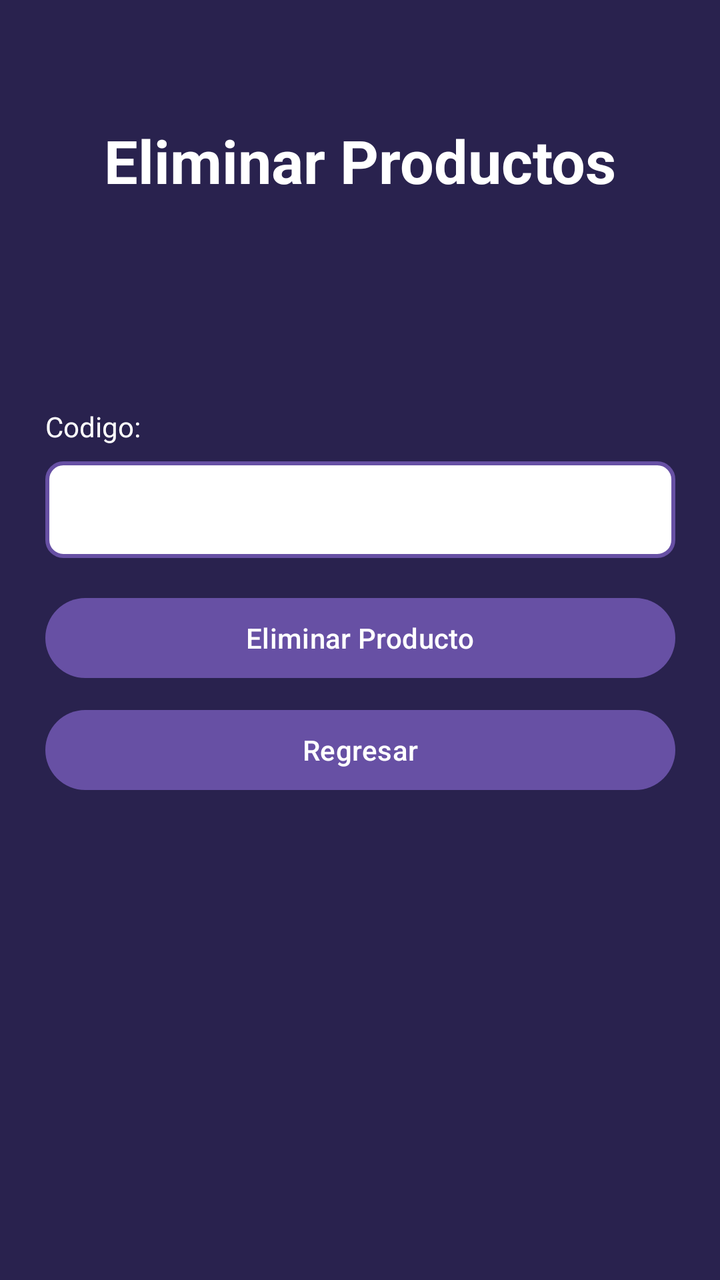
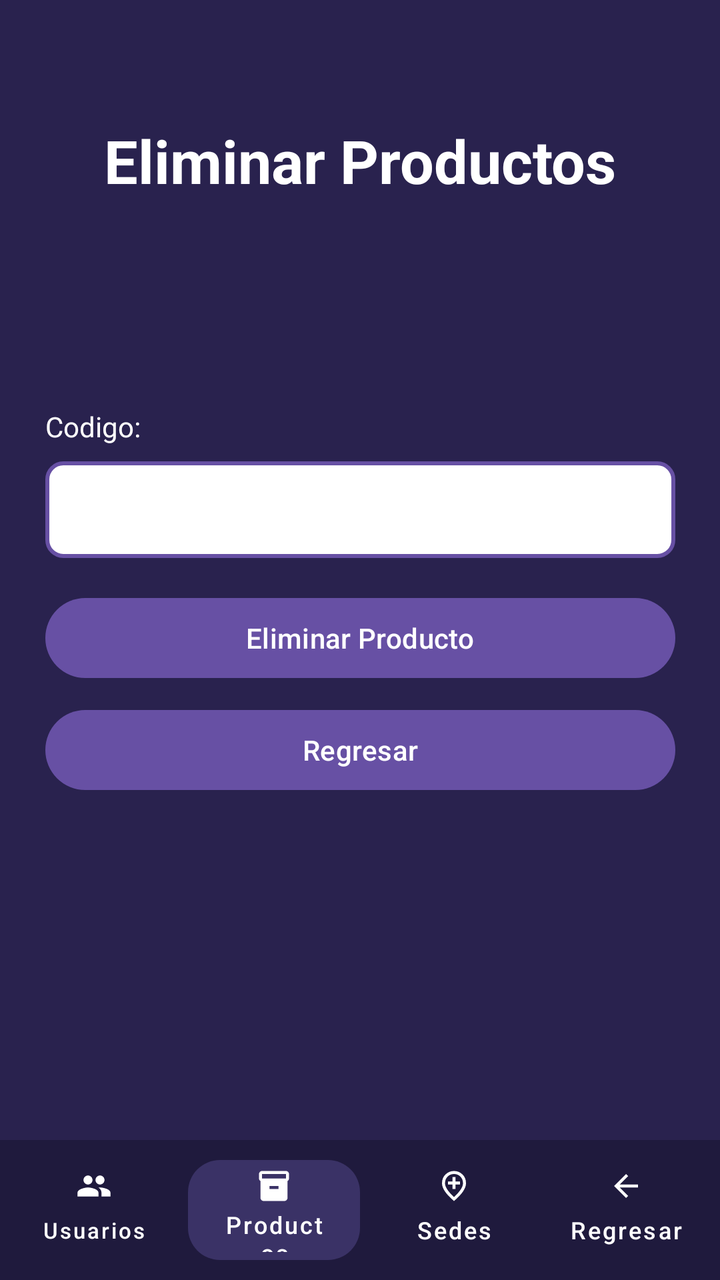

The first picture is an Android layout as it rendered before a commit; the second is the same layout after the commit. The layout source and the unified diff follow.
<!-- AndroidManifest.xml: application theme Theme.AlcamenProyectoFinal -->
<!-- res/layout/activity_frm_eliminar_productos.xml -->
<?xml version="1.0" encoding="utf-8"?>
<androidx.constraintlayout.widget.ConstraintLayout xmlns:android="http://schemas.android.com/apk/res/android"
    xmlns:app="http://schemas.android.com/apk/res-auto"
    xmlns:tools="http://schemas.android.com/tools"
    android:id="@+id/main"
    android:background="#29224E" android:layout_width="match_parent"
    android:layout_height="match_parent"
    tools:context=".Vista.frmEliminarProductos">

    <TextView
        android:id="@+id/tvTituloEliminar"
        android:layout_width="wrap_content"
        android:layout_height="wrap_content"
        android:text="Eliminar Productos"
        android:textColor="#FFFFFF"
        android:textSize="30sp"
        android:textStyle="bold"
        android:layout_marginTop="60dp"
        app:layout_constraintEnd_toEndOf="parent"
        app:layout_constraintStart_toStartOf="parent"
        app:layout_constraintTop_toTopOf="parent" />

    <LinearLayout
        android:layout_width="315dp"
        android:layout_height="wrap_content"
        android:orientation="vertical"
        app:layout_constraintBottom_toBottomOf="parent"
        app:layout_constraintEnd_toEndOf="parent"
        app:layout_constraintStart_toStartOf="parent"
        app:layout_constraintTop_toBottomOf="@+id/tvTituloEliminar"
        app:layout_constraintVertical_bias="0.3">

        <TextView
            android:id="@+id/textView19"
            android:layout_width="match_parent"
            android:layout_height="wrap_content"
            android:text="Codigo:"
            android:textColor="#FFFFFF" android:textSize="14sp"
            android:layout_marginBottom="4dp" />

        <EditText
            android:id="@+id/txtCodigoProductoEliminar"
            android:layout_width="match_parent"
            android:layout_height="wrap_content"
            android:ems="10"
            android:inputType="text"
            android:background="@drawable/input_border"
            android:padding="12dp"
            android:layout_marginTop="4dp"
            android:layout_marginBottom="16dp" />


        <Button
            android:id="@+id/button35"
            android:layout_width="match_parent"
            android:layout_height="wrap_content"
            android:onClick="btnEliminarProducto"
            android:text="Eliminar Producto"
            android:layout_marginBottom="8dp" />

        <Button
            android:id="@+id/button36"
            android:layout_width="match_parent"
            android:layout_height="wrap_content"
            android:onClick="btnRegresar"
            android:text="Regresar" />

    </LinearLayout>

</androidx.constraintlayout.widget.ConstraintLayout>
<!-- resources referenced by this layout -->
<resources>
  <!-- drawable input_border (drawable) -->
  <?xml version="1.0" encoding="utf-8"?>
  <shape xmlns:android="http://schemas.android.com/apk/res/android"
      android:shape="rectangle">
  
      <solid android:color="#FFFFFF" />
  
      <stroke
          android:width="2dp"
          android:color="#6750A4" />
  
      <corners android:radius="8dp" />
  
  </shape>
  <style name="Theme.AlcamenProyectoFinal" parent="Base.Theme.AlcamenProyectoFinal" />
  <style name="Base.Theme.AlcamenProyectoFinal" parent="Theme.Material3.DayNight.NoActionBar">
          
          
      </style>
</resources>

<!-- the commit's change to res/layout/activity_frm_eliminar_productos.xml (unified diff, before → after) -->
@@ -67,4 +67,81 @@
 
     </LinearLayout>
 
+    <LinearLayout
+        android:id="@+id/footerEliminarProductos"
+        android:layout_width="match_parent"
+        android:layout_height="70dp"
+        android:background="#1F1A3D"
+        android:orientation="horizontal"
+        android:padding="4dp"
+        android:gravity="center_vertical"
+        app:layout_constraintBottom_toBottomOf="parent"
+        app:layout_constraintEnd_toEndOf="parent"
+        app:layout_constraintStart_toStartOf="parent">
+
+        <com.google.android.material.button.MaterialButton
+            android:id="@+id/btnUsuarios"
+            style="@style/Widget.MaterialComponents.Button.TextButton"
+            android:layout_width="0dp"
+            android:layout_height="match_parent"
+            android:layout_weight="1"
+            android:text="Usuarios"
+            android:textColor="@android:color/white"
+            android:textSize="11sp"
+            app:icon="@drawable/ic_people"
+            app:iconGravity="top"
+            app:iconPadding="2dp"
+            app:iconTint="@android:color/white"
+            app:textAllCaps="false" />
+
+        <com.google.android.material.button.MaterialButton
+            android:id="@+id/btnProductos"
+            style="@style/Widget.MaterialComponents.Button.UnelevatedButton"
+            android:layout_width="0dp"
+            android:layout_height="wrap_content"
+            android:layout_marginHorizontal="4dp"
+            android:layout_weight="1"
+            android:text="Productos"
+            android:textColor="@android:color/white"
+            android:textSize="12sp"
+            app:backgroundTint="#3A3266"
+            app:cornerRadius="16dp"
+            app:icon="@drawable/ic_inventory"
+            app:iconGravity="top"
+            app:iconPadding="2dp"
+            app:iconTint="@android:color/white"
+            app:textAllCaps="false" />
+
+        <com.google.android.material.button.MaterialButton
+            android:id="@+id/btnSedes"
+            style="@style/Widget.MaterialComponents.Button.TextButton"
+            android:layout_width="0dp"
+            android:layout_height="match_parent"
+            android:layout_weight="1"
+            android:text="Sedes"
+            android:textColor="@android:color/white"
+            android:textSize="12sp"
+            app:icon="@drawable/ic_location_city"
+            app:iconGravity="top"
+            app:iconPadding="2dp"
+            app:iconTint="@android:color/white"
+            app:textAllCaps="false" />
+
+        <com.google.android.material.button.MaterialButton
+            android:id="@+id/btnRegresar"
+            style="@style/Widget.MaterialComponents.Button.TextButton"
+            android:layout_width="0dp"
+            android:layout_height="match_parent"
+            android:layout_weight="1"
+            android:text="Regresar"
+            android:textColor="@android:color/white"
+            android:textSize="12sp"
+            app:icon="@drawable/ic_arrow_back"
+            app:iconGravity="top"
+            app:iconPadding="2dp"
+            app:iconTint="@android:color/white"
+            app:textAllCaps="false" />
+
+    </LinearLayout>
+
 </androidx.constraintlayout.widget.ConstraintLayout>
<!-- resource entries referenced after the edit -->
@@ -1,5 +1,29 @@
 <!-- resources referenced by this layout -->
 <resources>
+  <!-- drawable ic_arrow_back (drawable) -->
+  <vector xmlns:android="http://schemas.android.com/apk/res/android" android:autoMirrored="true" android:height="24dp" android:tint="#000000" android:viewportHeight="960" android:viewportWidth="960" android:width="24dp">
+        
+      <path android:fillColor="@android:color/white" android:pathData="M313,520L537,744L480,800L160,480L480,160L537,216L313,440L800,440L800,520L313,520Z"/>
+      
+  </vector>
+  <!-- drawable ic_inventory (drawable) -->
+  <vector xmlns:android="http://schemas.android.com/apk/res/android" android:height="24dp" android:tint="#000000" android:viewportHeight="24" android:viewportWidth="24" android:width="24dp">
+        
+      <path android:fillColor="@android:color/white" android:pathData="M20,2L4,2c-1,0 -2,0.9 -2,2v3.01c0,0.72 0.43,1.34 1,1.69L3,20c0,1.1 1.1,2 2,2h14c0.9,0 2,-0.9 2,-2L21,8.7c0.57,-0.35 1,-0.97 1,-1.69L22,4c0,-1.1 -1,-2 -2,-2zM15,14L9,14v-2h6v2zM20,7L4,7L4,4l16,-0.02L20,7z"/>
+      
+  </vector>
+  <!-- drawable ic_location_city (drawable) -->
+  <vector xmlns:android="http://schemas.android.com/apk/res/android" android:height="24dp" android:tint="#000000" android:viewportHeight="960" android:viewportWidth="960" android:width="24dp">
+        
+      <path android:fillColor="@android:color/white" android:pathData="M440,560L520,560L520,440L640,440L640,360L520,360L520,240L440,240L440,360L320,360L320,440L440,440L440,560ZM480,774Q602,662 661,570.5Q720,479 720,408Q720,299 650.5,229.5Q581,160 480,160Q379,160 309.5,229.5Q240,299 240,408Q240,479 299,570.5Q358,662 480,774ZM480,880Q319,743 239.5,625.5Q160,508 160,408Q160,258 256.5,169Q353,80 480,80Q607,80 703.5,169Q800,258 800,408Q800,508 720.5,625.5Q641,743 480,880ZM480,400Q480,400 480,400Q480,400 480,400Q480,400 480,400Q480,400 480,400Q480,400 480,400Q480,400 480,400Q480,400 480,400Q480,400 480,400Z"/>
+      
+  </vector>
+  <!-- drawable ic_people (drawable) -->
+  <vector xmlns:android="http://schemas.android.com/apk/res/android" android:height="24dp" android:tint="#000000" android:viewportHeight="24" android:viewportWidth="24" android:width="24dp">
+        
+      <path android:fillColor="@android:color/white" android:pathData="M16,11c1.66,0 2.99,-1.34 2.99,-3S17.66,5 16,5c-1.66,0 -3,1.34 -3,3s1.34,3 3,3zM8,11c1.66,0 2.99,-1.34 2.99,-3S9.66,5 8,5C6.34,5 5,6.34 5,8s1.34,3 3,3zM8,13c-2.33,0 -7,1.17 -7,3.5L1,19h14v-2.5c0,-2.33 -4.67,-3.5 -7,-3.5zM16,13c-0.29,0 -0.62,0.02 -0.97,0.05 1.16,0.84 1.97,1.97 1.97,3.45L17,19h6v-2.5c0,-2.33 -4.67,-3.5 -7,-3.5z"/>
+      
+  </vector>
   <!-- drawable input_border (drawable) -->
   <?xml version="1.0" encoding="utf-8"?>
   <shape xmlns:android="http://schemas.android.com/apk/res/android"
